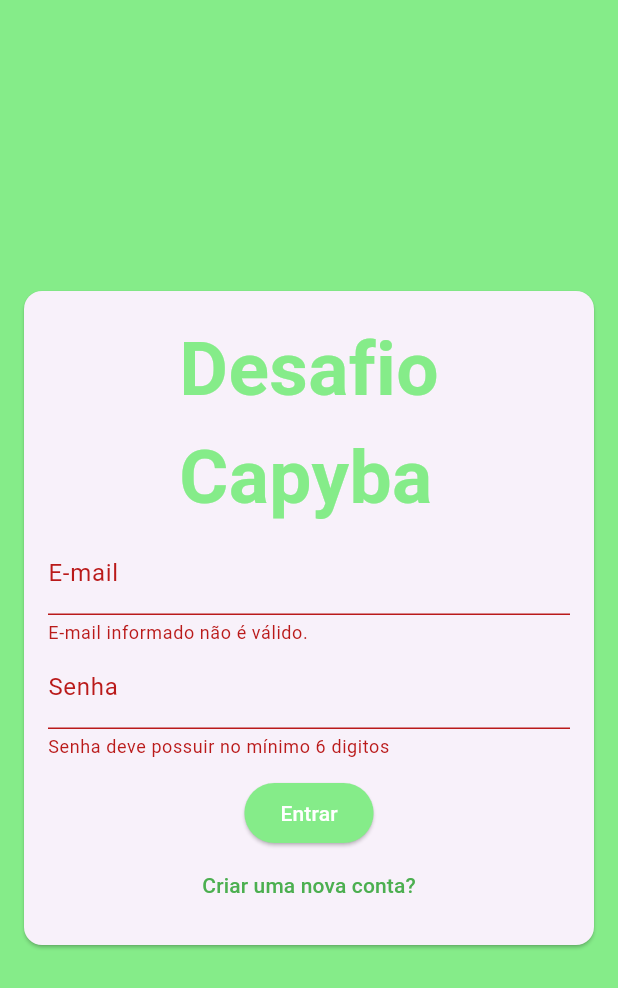
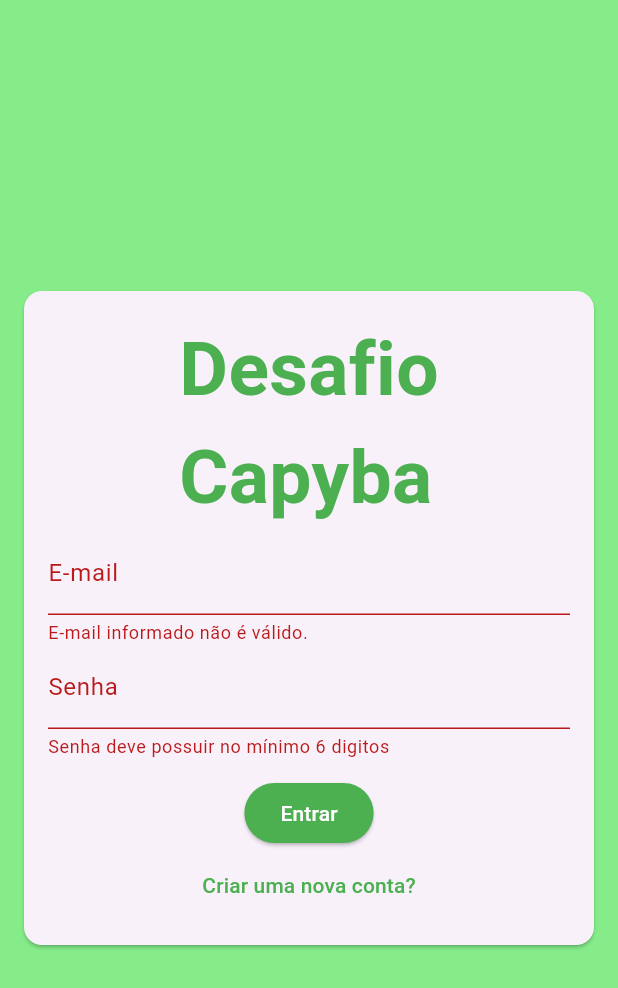
Before and after one commit to jacksonlmp/desafio_flutter_capyba, a Flutter app: the screen it shows after launch, after a tap on "Entrar", on a phone screen of 412 x 824 dp. Shown: the top 988 px of the screen. Run offline on Flutter 3.47's test engine with Material 2 defaults, Android fonts, the phone set to English and light mode, and no system bars; our stand-ins replace image_picker.

Commit message:
Importando componentes de imagem nos models e ajustes no widgets

```diff
--- a/lib/components/auth_form.dart
+++ b/lib/components/auth_form.dart
@@ -1,3 +1,6 @@
+import 'dart:io';
+
+import 'package:desafio_flutter_capyba/components/user_image_picker.dart';
 import 'package:desafio_flutter_capyba/models/auth_form_data.dart';
 import 'package:flutter/material.dart';
 
@@ -12,11 +15,26 @@ class AuthForm extends StatefulWidget {
 
 class _AuthFormState extends State<AuthForm> {
   final _formKey = GlobalKey<FormState>();
-  final _formData = AuthFormData();
+  var _formData = AuthFormData();
+
+  void _handleImagePick(File image) {
+    _formData = image as AuthFormData;
+  }
+
+  void _showError(String msg) {
+    ScaffoldMessenger.of(context).showSnackBar(SnackBar(
+      content: Text(msg),
+      backgroundColor: Theme.of(context).colorScheme.error,
+    ));
+  }
 
   void _submit() {
     final isValid = _formKey.currentState?.validate() ?? false;
     if (!isValid) return;
+
+    if (_formData.image == null && _formData.isSignUp) {
+      return _showError('Imagem não selecionada!');
+    }
 
     widget.onSubmit(_formData);
   }
@@ -31,12 +49,17 @@ class _AuthFormState extends State<AuthForm> {
           key: _formKey,
           child: Column(
             children: [
+              if (_formData.isLogin)
                 const Text(
                   'Desafio\nCapyba',
                   style: TextStyle(
-                    color: Color.fromARGB(255, 133, 236, 137),
+                      color: Colors.green,
                       fontWeight: FontWeight.bold,
                       fontSize: 50),
+                ),
+              if (_formData.isSignUp)
+                UserImagePicker(
+                  onImagePick: _handleImagePick,
                 ),
               if (_formData.isSignUp)
                 TextFormField(
@@ -83,8 +106,7 @@ class _AuthFormState extends State<AuthForm> {
               ElevatedButton(
                 onPressed: _submit,
                 style: const ButtonStyle(
-                    backgroundColor: MaterialStatePropertyAll(
-                        Color.fromARGB(255, 133, 236, 137))),
+                    backgroundColor: MaterialStatePropertyAll(Colors.green)),
                 child: Text(
                   _formData.isLogin ? 'Entrar' : 'Cadastrar',
                   style: const TextStyle(color: Colors.white),
--- a/lib/models/auth_form_data.dart
+++ b/lib/models/auth_form_data.dart
@@ -1,9 +1,12 @@
+import 'dart:io';
+
 enum AuthMode { Signup, Login }
 
 class AuthFormData {
   String name = '';
   String email = '';
   String password = '';
+  File? image;
   AuthMode _mode = AuthMode.Login;
 
   bool get isLogin {
```
Also changed, not shown: lib/models/user_atributes.dart (+4 -3 lines), lib/pages/auth_page.dart (+3 -4 lines). Lines whose indentation alone changed are shown as unchanged.
